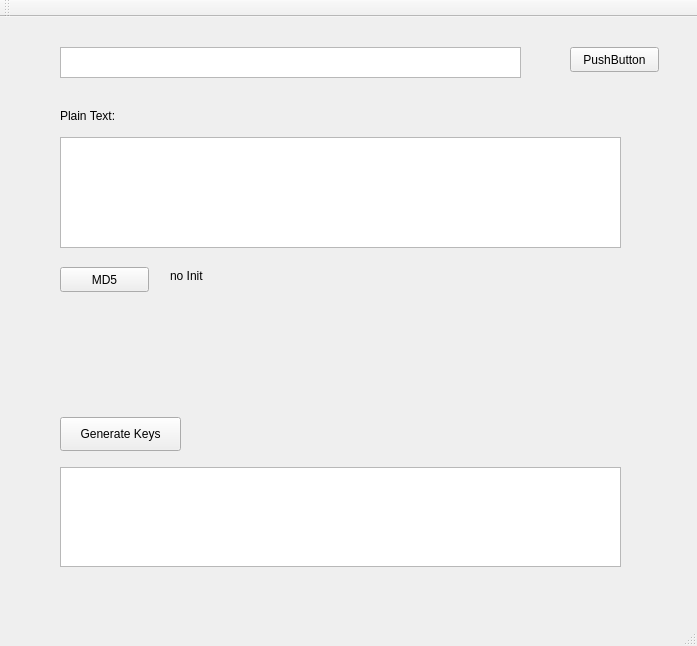
areshta/cpp-edu, file open-ssl/my-crypto/mainwindow.ui: the form before one commit.
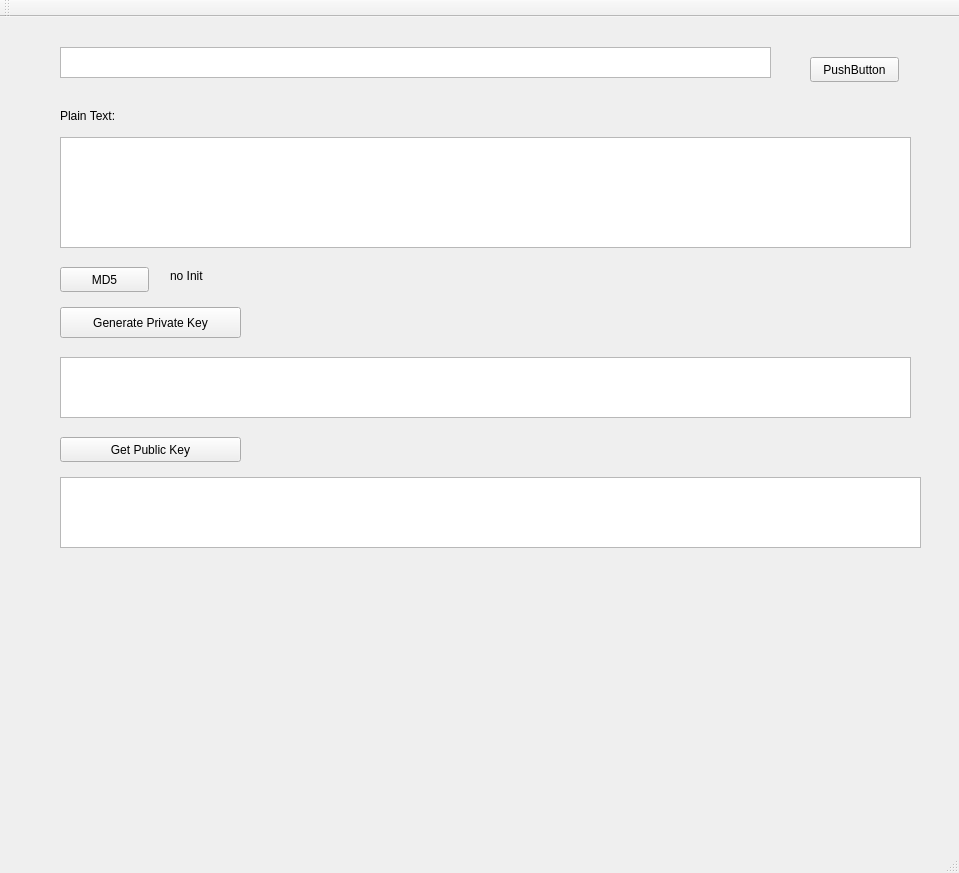
The form after the commit.

What changed in the file:
```diff
--- a/open-ssl/my-crypto/mainwindow.ui
+++ b/open-ssl/my-crypto/mainwindow.ui
@@ -6,8 +6,8 @@
    <rect>
     <x>0</x>
     <y>0</y>
-    <width>697</width>
-    <height>646</height>
+    <width>959</width>
+    <height>873</height>
    </rect>
   </property>
   <property name="windowTitle">
@@ -19,7 +19,7 @@
      <rect>
       <x>60</x>
       <y>30</y>
-      <width>461</width>
+      <width>711</width>
       <height>31</height>
      </rect>
     </property>
@@ -35,8 +35,8 @@
    <widget class="QPushButton" name="pushButton">
     <property name="geometry">
      <rect>
-      <x>570</x>
-      <y>30</y>
+      <x>810</x>
+      <y>40</y>
       <width>89</width>
       <height>25</height>
      </rect>
@@ -50,7 +50,7 @@
      <rect>
       <x>60</x>
       <y>120</y>
-      <width>561</width>
+      <width>851</width>
       <height>111</height>
      </rect>
     </property>
@@ -72,22 +72,22 @@
     <property name="geometry">
      <rect>
       <x>60</x>
-      <y>400</y>
-      <width>121</width>
-      <height>34</height>
+      <y>290</y>
+      <width>181</width>
+      <height>31</height>
      </rect>
     </property>
     <property name="text">
-     <string>Generate Keys</string>
+     <string>Generate Private Key</string>
     </property>
    </widget>
    <widget class="QTextBrowser" name="publickKeyBrowser">
     <property name="geometry">
      <rect>
       <x>60</x>
-      <y>450</y>
-      <width>561</width>
-      <height>100</height>
+      <y>340</y>
+      <width>851</width>
+      <height>61</height>
      </rect>
     </property>
    </widget>
@@ -117,6 +117,29 @@
      <string>no Init</string>
     </property>
    </widget>
+   <widget class="QPushButton" name="pushButton_getPublicKey">
+    <property name="geometry">
+     <rect>
+      <x>60</x>
+      <y>420</y>
+      <width>181</width>
+      <height>25</height>
+     </rect>
+    </property>
+    <property name="text">
+     <string>Get Public Key</string>
+    </property>
+   </widget>
+   <widget class="QTextBrowser" name="textBrowser_PublicKey">
+    <property name="geometry">
+     <rect>
+      <x>60</x>
+      <y>460</y>
+      <width>861</width>
+      <height>71</height>
+     </rect>
+    </property>
+   </widget>
   </widget>
   <widget class="QMenuBar" name="menuBar">
    <property name="geometry">
```
Left out of the diff: 4 changed lines with no effect on the pictures.
